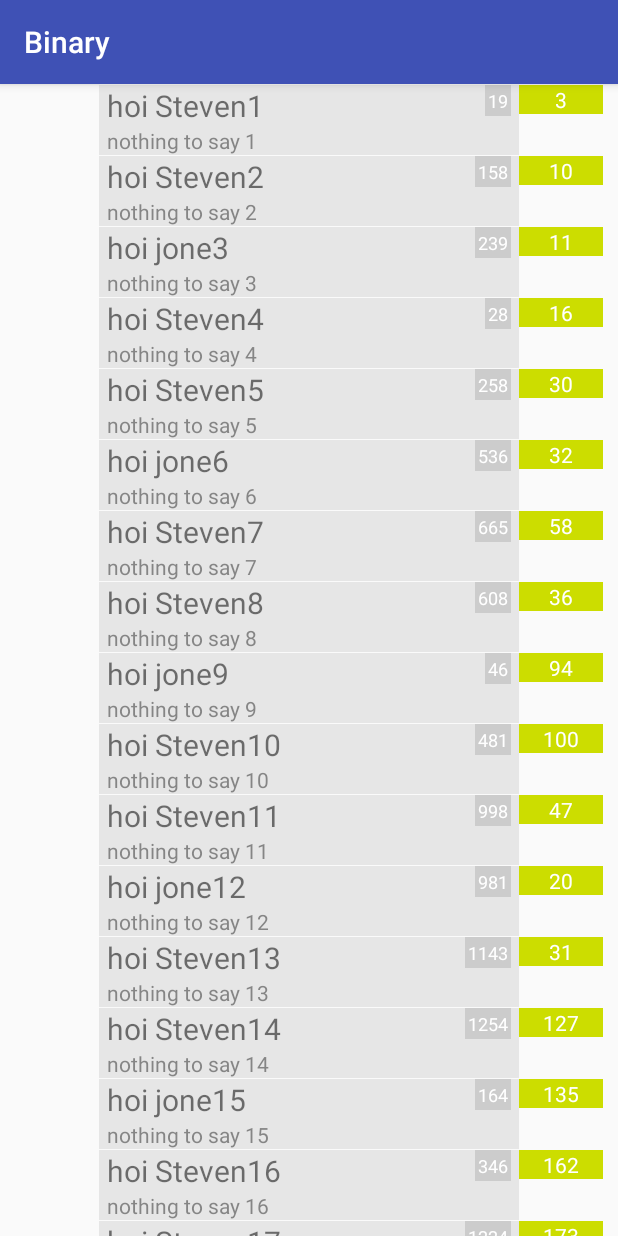
After one commit to HankinsPan/Binary, an Android app: the TimeLineActivity screen opened directly, with no data from a screen before it, on a phone screen of 412 x 824 dp. The commit adds this screen. Run offline under Robolectric (Android 15) with nearby library versions, the phone set to English and light mode, and no system bars; 1 statement that could not run was skipped.

Commit message:
add new recyclerView and add DriverLine

```diff
--- a/binary/src/main/AndroidManifest.xml
+++ b/binary/src/main/AndroidManifest.xml
@@ -35,6 +35,8 @@
 
         <activity android:name=".sqlite.SQLiteActivity" />
 
+        <activity android:name=".activity.TimeLineActivity" />
+
     </application>
 
 </manifest>
--- a/binary/src/main/java/com/binary/MainActivity.java
+++ b/binary/src/main/java/com/binary/MainActivity.java
@@ -24,6 +24,7 @@ import com.binary.activity.FourActivity;
 import com.binary.activity.SecondActivity;
 import com.binary.activity.SixActivity;
 import com.binary.activity.ThirdActivity;
+import com.binary.activity.TimeLineActivity;
 import com.binary.compent.RecycActivity;
 import com.binary.sqlite.SQLiteActivity;
 
@@ -40,7 +41,7 @@ public class MainActivity extends AppCompatActivity implements View.OnClickListe
     public static final String TAG = "MainActivity";
 
     private ImageView imageView;
-    private Button btnOne, btnTwo,btnFour, btnDrawC, btnDrawR,btnDrawL,btnRecyc,btnSQLite;
+    private Button btnOne, btnTwo,btnFour, btnDrawC, btnDrawR,btnDrawL,btnRecyc,btnSQLite,btnTLine;
     private ProgressBar progressBar;
 
     private RelativeLayout mRlaImage;
@@ -81,6 +82,7 @@ public class MainActivity extends AppCompatActivity implements View.OnClickListe
 
         btnRecyc = (Button) findViewById(R.id.btn_recyc);
         btnSQLite = (Button) findViewById(R.id.btn_SQLite);
+        btnTLine = (Button) findViewById(R.id.btn_time);
 
         progressBar = (ProgressBar) findViewById(R.id.pro_bar);
 
@@ -102,18 +104,15 @@ public class MainActivity extends AppCompatActivity implements View.OnClickListe
     private void addListener() {
         btnOne.setOnClickListener(this);
         btnTwo.setOnClickListener(this);
-
         btnFour.setOnClickListener(this);
 
         btnDrawC.setOnClickListener(this);
-
         btnDrawR.setOnClickListener(this);
-
         btnDrawL.setOnClickListener(this);
 
         btnRecyc.setOnClickListener(this);
-
         btnSQLite.setOnClickListener(this);
+        btnTLine.setOnClickListener(this);
 
     }
 
@@ -173,6 +172,12 @@ public class MainActivity extends AppCompatActivity implements View.OnClickListe
                 Intent intent6 = new Intent(MainActivity.this,SQLiteActivity.class);
                 startActivity(intent6);
                 break;
+
+            case R.id.btn_time:
+                Intent intent7 = new Intent(MainActivity.this,TimeLineActivity.class);
+                startActivity(intent7);
+                break;
+
 
             default:
                 break;
--- /dev/null
+++ b/binary/src/main/java/com/binary/activity/TimeLineActivity.java
@@ -0,0 +1,71 @@
+package com.binary.activity;
+
+import android.os.Bundle;
+import android.support.annotation.Nullable;
+import android.support.v7.app.AppCompatActivity;
+import android.support.v7.widget.LinearLayoutManager;
+import android.support.v7.widget.RecyclerView;
+
+import com.binary.R;
+import com.binary.adapter.TimelineAdapter;
+import com.binary.bean.Person;
+import com.binary.view.TimeDiverItemDecoration;
+
+import java.util.ArrayList;
+import java.util.List;
+
+/**
+ * Created by bestotem on 2017/7/27.
+ */
+
+public class TimeLineActivity extends AppCompatActivity {
+    public static final String TAG = "TimeLineActivity";
+
+    private RecyclerView reTimeLine;
+    private List<Person> datas = new ArrayList<>();
+    private TimelineAdapter adapter;
+
+
+    @Override
+    protected void onCreate(@Nullable Bundle savedInstanceState) {
+        super.onCreate(savedInstanceState);
+        setContentView(R.layout.activity_seven);
+
+        initView();
+        initDatas();
+
+    }
+
+    private void initDatas() {
+
+        for (int i = 1; i <= 120; i++) {
+            int id = (int) (i * Math.random() * 10) + i;
+
+            String name = "hoi ";
+            if (i % 3 == 0) {
+                name += "jone" + i;
+            } else {
+                name += "Steven" + i;
+            }
+            int age = (int) (i * Math.random() * 100) - i;
+            String des = "nothing to say " + i;
+
+            Person person = new Person(id, name,age,des);
+
+            datas.add(person);
+
+        }
+    }
+
+    private void initView() {
+        reTimeLine = (RecyclerView) findViewById(R.id.recyc_timeLine);
+        adapter = new TimelineAdapter(this,datas);
+        reTimeLine.setAdapter(adapter);
+
+        LinearLayoutManager manager = new LinearLayoutManager(this,LinearLayoutManager.VERTICAL,false);
+
+        reTimeLine.setLayoutManager(manager);
+        reTimeLine.addItemDecoration(new TimeDiverItemDecoration());
+
+    }
+}
--- /dev/null
+++ b/binary/src/main/java/com/binary/adapter/TimelineAdapter.java
@@ -0,0 +1,74 @@
+package com.binary.adapter;
+
+import android.content.Context;
+import android.support.v7.widget.RecyclerView;
+import android.view.LayoutInflater;
+import android.view.View;
+import android.view.ViewGroup;
+import android.widget.TextView;
+
+import com.binary.R;
+import com.binary.bean.Person;
+
+import java.util.List;
+
+/**
+ * Created by bestotem on 2017/7/27.
+ */
+
+public class TimelineAdapter extends RecyclerView.Adapter<TLineViewHolder> {
+    private List<Person> datas;
+    private LayoutInflater mInflater;
+
+    public TimelineAdapter(Context context, List<Person> datas) {
+        this.datas = datas;
+        mInflater = LayoutInflater.from(context);
+    }
+
+
+    @Override
+    public TLineViewHolder onCreateViewHolder(ViewGroup parent, int viewType) {
+        View view = mInflater.inflate(R.layout.item_shop, parent, false);
+        RecyclerView.LayoutParams params = (RecyclerView.LayoutParams) view.getLayoutParams();
+        params.topMargin = 1;
+        view.setLayoutParams(params);
+        TLineViewHolder holder = new TLineViewHolder(view);
+
+        return holder;
+    }
+
+    @Override
+    public void onBindViewHolder(TLineViewHolder holder, int position) {
+        Person person = datas.get(position);
+
+        holder.tId.setText(person.getId() + "");
+        holder.tName.setText(person.getName());
+        holder.tAge.setText(person.getAge()+ "");
+        holder.tDes.setText(person.getDes());
+
+    }
+
+    @Override
+    public int getItemCount() {
+        return datas.size();
+    }
+
+}
+
+class TLineViewHolder extends RecyclerView.ViewHolder {
+    TextView tId;
+    TextView tName;
+    TextView tAge;
+    TextView tDes;
+
+    public TLineViewHolder(View itemView) {
+        super(itemView);
+
+        tId = (TextView) itemView.findViewById(R.id.tv_T_id);
+        tName = (TextView) itemView.findViewById(R.id.tv_T_name);
+        tAge = (TextView) itemView.findViewById(R.id.tv_T_age);
+        tDes = (TextView) itemView.findViewById(R.id.tv_T_des);
+    }
+
+
+}
--- a/binary/src/main/java/com/binary/bean/Person.java
+++ b/binary/src/main/java/com/binary/bean/Person.java
@@ -22,7 +22,7 @@ public class Person {
 
     @Override
     public String toString() {
-        return "id= "+this.id+" name= "+this.name+" age= "+this.age+" des= "+this.des;
+        return "id= " + this.id + " name= " + this.name + " age= " + this.age + " des= " + this.des;
     }
 
     public int getId() {
--- /dev/null
+++ b/binary/src/main/java/com/binary/view/TimeDiverItemDecoration.java
@@ -0,0 +1,67 @@
+package com.binary.view;
+
+import android.content.Context;
+import android.graphics.Canvas;
+import android.graphics.Color;
+import android.graphics.Paint;
+import android.graphics.Rect;
+import android.support.v7.widget.RecyclerView;
+import android.view.View;
+
+import com.binary.R;
+
+/**
+ * Created by bestotem on 2017/7/27.
+ */
+
+public class TimeDiverItemDecoration extends RecyclerView.ItemDecoration {
+
+    private float mDividerHeight;
+    private float mOffsetLeft;
+    private float mOffsetTop;
+    private float mNodeRadius;
+
+    private Paint mPaint;
+
+    public TimeDiverItemDecoration(Context context) {
+        mPaint = new Paint();
+        mPaint.setAntiAlias(true);
+        mPaint.setColor(Color.RED);
+
+        mOffsetLeft = context.getResources().getDimensionPixelOffset(R.dimen.timeline_item_offset_left);
+        mNodeRadius = context.getResources().getDimensionPixelOffset(R.dimen.timeline_item_node_radius);
+
+    }
+
+    @Override
+    public void getItemOffsets(Rect outRect, View view, RecyclerView parent, RecyclerView.State state) {
+        super.getItemOffsets(outRect, view, parent, state);
+        if (parent.getChildLayoutPosition(view) != 0) {
+            outRect.top = 2;
+            mDividerHeight = 2;
+        }
+    }
+
+    @Override
+    public void onDraw(Canvas c, RecyclerView parent, RecyclerView.State state) {
+        super.onDraw(c, parent, state);
+
+        int childCount = parent.getChildCount();
+        for (int i = 0; i < childCount; i++) {
+            View view = parent.getChildAt(i);
+            int index = parent.getChildAdapterPosition(view);
+
+            if (index == 0) {
+                continue;
+            }
+
+            float driverTop = view.getTop() - mDividerHeight;
+            float driverBottom = view.getTop();
+            float driverLeft = parent.getPaddingLeft();
+            float driverRight = parent.getWidth() - parent.getPaddingRight();
+
+            c.drawRect(driverLeft, driverTop, driverRight, driverBottom, mPaint);
+        }
+
+    }
+}
--- a/binary/src/main/res/layout/activity_main.xml
+++ b/binary/src/main/res/layout/activity_main.xml
@@ -118,11 +118,12 @@
             />
 
         <Button
-            android:id="@+id/btn_3"
+            android:id="@+id/btn_time"
             android:layout_width="0dp"
             android:layout_height="wrap_content"
             android:layout_weight="1"
             android:layout_margin="5dp"
+            android:text="tLine"
             />
 
 
--- /dev/null
+++ b/binary/src/main/res/layout/activity_seven.xml
@@ -0,0 +1,14 @@
+<?xml version="1.0" encoding="utf-8"?>
+<LinearLayout xmlns:android="http://schemas.android.com/apk/res/android"
+    android:layout_width="match_parent"
+    android:layout_height="match_parent"
+    android:orientation="vertical">
+
+    <android.support.v7.widget.RecyclerView
+        android:id="@+id/recyc_timeLine"
+        android:layout_width="match_parent"
+        android:layout_height="match_parent">
+
+    </android.support.v7.widget.RecyclerView>
+
+</LinearLayout>
--- /dev/null
+++ b/binary/src/main/res/layout/item_shop.xml
@@ -0,0 +1,73 @@
+<?xml version="1.0" encoding="utf-8"?>
+<LinearLayout xmlns:android="http://schemas.android.com/apk/res/android"
+    android:layout_width="match_parent"
+    android:layout_height="wrap_content"
+    android:orientation="horizontal">
+
+    <RelativeLayout
+        android:layout_width="0dp"
+        android:layout_height="wrap_content"
+        android:layout_marginRight="10dp"
+        android:layout_weight="1"
+        android:background="#E6E6E6"
+        >
+    </RelativeLayout>
+
+    <RelativeLayout
+        android:layout_width="0dp"
+        android:layout_height="wrap_content"
+        android:layout_weight="5"
+        android:background="#E6E6E6">
+
+        <TextView
+            android:id="@+id/tv_T_name"
+            android:layout_width="wrap_content"
+            android:layout_height="wrap_content"
+            android:layout_marginLeft="5dp"
+            android:text="name"
+            android:textSize="20sp" />
+
+        <TextView
+            android:id="@+id/tv_T_age"
+            android:layout_width="wrap_content"
+            android:layout_height="wrap_content"
+            android:layout_alignParentRight="true"
+            android:layout_marginRight="5dp"
+            android:background="#CCC"
+            android:padding="2dp"
+            android:text="25sui"
+            android:textColor="#FFF"
+            android:textSize="12sp" />
+
+        <TextView
+            android:id="@+id/tv_T_des"
+            android:layout_width="wrap_content"
+            android:layout_height="wrap_content"
+            android:layout_below="@id/tv_T_name"
+            android:layout_marginLeft="5dp"
+            android:text="hello world i'm hankins"
+            android:textColor="#99444444"
+
+            />
+
+    </RelativeLayout>
+
+    <LinearLayout
+        android:layout_width="0dp"
+        android:layout_height="wrap_content"
+        android:layout_marginRight="10dp"
+        android:layout_weight="1"
+        android:background="#ccdd00"
+        android:gravity="center">
+
+        <TextView
+            android:id="@+id/tv_T_id"
+            android:layout_width="wrap_content"
+            android:layout_height="wrap_content"
+            android:text="001"
+            android:textColor="#FFF" />
+
+    </LinearLayout>
+
+
+</LinearLayout>
--- a/binary/src/main/res/values/dimens.xml
+++ b/binary/src/main/res/values/dimens.xml
@@ -2,4 +2,6 @@
     <!-- Default screen margins, per the Android Design guidelines. -->
     <dimen name="activity_horizontal_margin">16dp</dimen>
     <dimen name="activity_vertical_margin">16dp</dimen>
+    <dimen name="timeline_item_offset_left">68dp</dimen>
+    <dimen name="timeline_item_node_radius">16dp</dimen>
 </resources>
```
